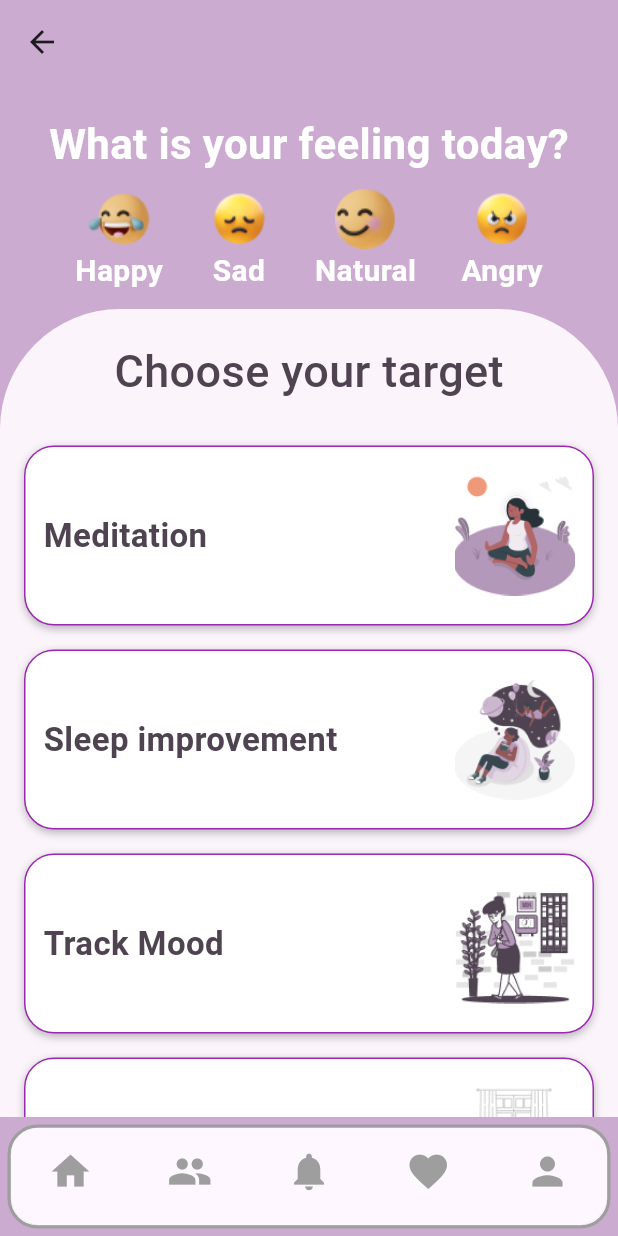
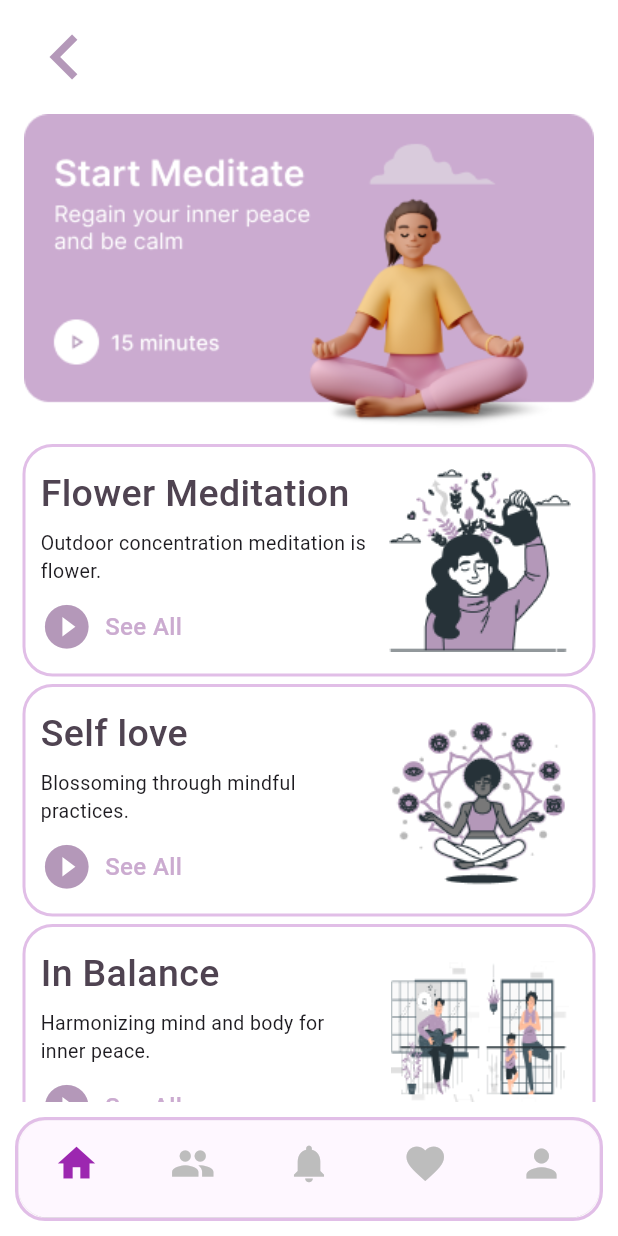
Before and after one commit to spidertunez/ZenRoots-App-, a Flutter app: the home screen opened by its route, after a tap on "Meditation", on a phone screen of 412 x 824 dp. Run offline on Flutter 3.47's test engine with Material 3 defaults, Android fonts, the phone set to English and light mode, and no system bars.

Commit message:
created a new page meditation page , a custom bottom bar class for all th screens and some pages

```diff
--- /dev/null
+++ b/lib/CustomBottomNavigationBar.dart
@@ -0,0 +1,60 @@
+import 'package:flutter/material.dart';
+
+class CustomBottomNavigationBar extends StatelessWidget {
+  final int currentIndex;
+  final ValueChanged<int> onTap;
+
+  CustomBottomNavigationBar({required this.currentIndex, required this.onTap});
+
+  @override
+  Widget build(BuildContext context) {
+    return Container(
+      margin: EdgeInsets.all(10),
+      decoration: BoxDecoration(
+        color: Color(0xfffbf5fb),
+        borderRadius: BorderRadius.all(Radius.circular(20)),
+        border: Border.all(
+          color: Colors.purple.shade100,
+          width: 2.2,
+        ),
+      ),
+      child: ClipRRect(
+        borderRadius: BorderRadius.all(Radius.circular(20)),
+        child: BottomNavigationBar(
+          items: [
+            BottomNavigationBarItem(
+              icon: Icon(Icons.home, size: 30, color: currentIndex == 0 ? Colors.purple : Colors.grey[400]),
+              label: '',
+            ),
+            BottomNavigationBarItem(
+              icon: Icon(Icons.group, size: 30, color: currentIndex == 1 ? Colors.purple : Colors.grey[400]),
+              label: '',
+            ),
+            BottomNavigationBarItem(
+              icon: Icon(Icons.notifications, size: 30, color: currentIndex == 2 ? Colors.purple : Colors.grey[400]),
+              label: '',
+            ),
+            BottomNavigationBarItem(
+              icon: Icon(Icons.favorite, size: 30, color: currentIndex == 3 ? Colors.purple : Colors.grey[400]),
+              label: '',
+            ),
+            BottomNavigationBarItem(
+              icon: Icon(Icons.person, size: 30, color: currentIndex == 4 ? Colors.purple : Colors.grey[400]),
+              label: '',
+            ),
+          ],
+          currentIndex: currentIndex,
+          onTap: (index) {
+
+            onTap(index);
+          },
+          type: BottomNavigationBarType.fixed,
+          selectedItemColor: Colors.purple,
+          unselectedItemColor: Colors.grey,
+          showSelectedLabels: false,
+          showUnselectedLabels: false,
+        ),
+      ),
+    );
+  }
+}
--- /dev/null
+++ b/lib/favorites.dart
@@ -0,0 +1,13 @@
+import 'package:flutter/material.dart';
+
+class favourites extends StatelessWidget {
+  const favourites({super.key});
+  static const String route = '/favourites';
+
+  @override
+  Widget build(BuildContext context) {
+    return Scaffold(
+      backgroundColor: Colors.cyan,
+    );
+  }
+}
--- /dev/null
+++ b/lib/flower.dart
@@ -0,0 +1,11 @@
+import 'package:flutter/material.dart';
+
+class flower extends StatelessWidget {
+  const flower({super.key});
+  static const String route = '/flower';
+
+  @override
+  Widget build(BuildContext context) {
+    return Scaffold();
+  }
+}
--- /dev/null
+++ b/lib/group.dart
@@ -0,0 +1,11 @@
+import 'package:flutter/material.dart';
+
+class group extends StatelessWidget {
+  const group({super.key});
+  static const String route = '/group';
+
+  @override
+  Widget build(BuildContext context) {
+    return const Placeholder();
+  }
+}
--- a/lib/home.dart
+++ b/lib/home.dart
@@ -1,8 +1,20 @@
 import 'package:flutter/material.dart';
+import 'meditation.dart';
+import 'sleep.dart';
+import 'track.dart';
+import 'reduce.dart';
+import 'CustomBottomNavigationBar.dart';
 
-class home extends StatelessWidget {
+class home extends StatefulWidget {
   const home({super.key});
   static const String route = '/home';
+
+  @override
+  _HomeState createState() => _HomeState();
+}
+
+class _HomeState extends State<home> {
+  int _currentIndex = 0;
 
   @override
   Widget build(BuildContext context) {
@@ -147,71 +159,29 @@ class home extends StatelessWidget {
           ),
         ],
       ),
-      bottomNavigationBar: Container(
-        margin: EdgeInsets.all(5),
-        decoration: BoxDecoration(
-          color: Color(0xfffbf5fb),
-          borderRadius: BorderRadius.all(Radius.circular(20)),
-          border: Border.all(
-            color: Colors.grey,
-            width: 2.2,
-          ),
-        ),
-        child: ClipRRect(
-          borderRadius: BorderRadius.all(Radius.circular(20)),
-          child: BottomNavigationBar(
-            items: [
-              BottomNavigationBarItem(
-                icon: Icon(Icons.home, size: 30, color: Colors.grey),
-                label: '',
-              ),
-              BottomNavigationBarItem(
-                icon: Icon(Icons.group, size: 30, color: Colors.grey),
-                label: '',
-              ),
-              BottomNavigationBarItem(
-                icon: Icon(Icons.notifications, size: 30, color: Colors.grey),
-                label: '',
-              ),
-              BottomNavigationBarItem(
-                icon: Icon(Icons.favorite, size: 30, color: Colors.grey),
-                label: '',
-              ),
-              BottomNavigationBarItem(
-                icon: Icon(Icons.person, size: 30, color: Colors.grey),
-                label: '',
-              ),
-            ],
-            currentIndex: 0,
-            onTap: (index) {
-
-              print('Selected index: $index');
-            },
-            type: BottomNavigationBarType.fixed,
-            selectedItemColor: Colors.purple,
-            unselectedItemColor: Colors.grey,
-            showSelectedLabels: false,
-            showUnselectedLabels: false,
-          ),
-        ),
+      bottomNavigationBar: CustomBottomNavigationBar(
+        currentIndex: _currentIndex,
+        onTap: (index) {
+          setState(() {
+            _currentIndex = index;
+          });
+        },
       ),
     );
   }
 
   List<Widget> _buildGestureDetectors() {
-
     final items = [
-      {'text': 'Meditation', 'image': 'assets/images/amico 3.png'},
-      {'text': 'Sleep improvement', 'image': 'assets/images/amico 2.png'},
-      {'text': 'Track Mood', 'image': 'assets/images/bro.png'},
-      {'text': 'Reduce stress', 'image': 'assets/images/bro 2.png'},
+      {'text': 'Meditation', 'image': 'assets/images/amico 3.png', 'route': meditation.route},
+      {'text': 'Sleep improvement', 'image': 'assets/images/amico 2.png', 'route': sleep.route},
+      {'text': 'Track Mood', 'image': 'assets/images/bro.png', 'route': track.route},
+      {'text': 'Reduce stress', 'image': 'assets/images/bro 2.png', 'route': reduce.route},
     ];
 
     return items.map((item) {
       return GestureDetector(
         onTap: () {
-
-          print('${item['text']} tapped');
+          Navigator.pushNamed(context, item['route']!);
         },
         child: Container(
           margin: EdgeInsets.symmetric(vertical: 8, horizontal: 16),
@@ -244,8 +214,8 @@ class home extends StatelessWidget {
               SizedBox(width: 16),
               Image.asset(
                 item['image']!,
-                width: 80,
-                height: 80,
+                width: 90,
+                height: 90,
                 fit: BoxFit.cover,
               ),
             ],
--- a/lib/main.dart
+++ b/lib/main.dart
@@ -1,9 +1,20 @@
 import 'package:flutter/material.dart';
+import 'package:untitled20/favorites.dart';
+import 'package:untitled20/flower.dart';
+import 'package:untitled20/group.dart';
 import 'package:untitled20/home.dart';
+import 'package:untitled20/meditation.dart';
+import 'package:untitled20/profile.dart';
+import 'package:untitled20/reduce.dart';
+import 'package:untitled20/sleep.dart';
 import 'splash.dart';
 import '_b1.dart';
 import '_b2.dart';
 import '_b3.dart';
+import 'track.dart';
+
+import 'notifications.dart';
+import 'self.dart';
 void main() {
   runApp(MyApp());
 }
@@ -19,7 +30,20 @@ class MyApp extends StatelessWidget {
         Onboard2.route: (context) => const Onboard2(),
         onboard3.route: (context) => const onboard3(),
         home.route:(context) => const home(),
+        sleep.route:(context)=> const sleep(),
+        meditation.route:(context)=> const meditation(),
+        track.route:(context)=> const track(),
+        reduce.route:(context)=> const reduce(),
+        flower.route:(context)=> const flower(),
+        self.route:(context)=> const self(),
+        group.route:(context)=> const group(),
+        favourites.route:(context)=> const favourites(),
+        notifications.route:(context)=> const notifications(),
+        profile.route:(context)=> const profile(),
+
       },
     );
+
   }
+
 }
--- /dev/null
+++ b/lib/meditation.dart
@@ -0,0 +1,280 @@
+import 'package:flutter/material.dart';
+import 'custom_page_route.dart';
+import 'home.dart';
+import 'CustomBottomNavigationBar.dart';
+
+class meditation extends StatefulWidget {
+  const meditation({super.key});
+  static const String route = '/meditation';
+
+  @override
+  _MeditationState createState() => _MeditationState();
+}
+
+class _MeditationState extends State<meditation> {
+  int _currentIndex = 0;
+
+  @override
+  Widget build(BuildContext context) {
+    return Scaffold(
+      backgroundColor: Colors.white,
+      body: SafeArea(
+        child: SingleChildScrollView(
+          child: Column(
+            children: [
+              Row(
+                children: [
+                  SizedBox(width: 5,),
+                  IconButton(
+                    onPressed: () {
+                      Navigator.pushReplacement(
+                        context,
+                        SlidePageRoute(page: home()),
+                      );
+                    },
+                    icon: Icon(
+                      Icons.keyboard_arrow_left,
+                      color: Color(0xffB498B9),
+                      size: 60,
+                    ),
+                  ),
+                ],
+              ),
+              Column(
+                children: [
+                  Image.asset('assets/images/Frame 33869.png'),
+                  Container(
+                    padding: EdgeInsets.all(10),
+                    margin: EdgeInsets.symmetric(horizontal: 15),
+                    width: double.infinity,
+                    height: 155,
+                    decoration: BoxDecoration(
+                      border: Border.all(
+                        width: 2,
+                        color: Colors.purple.shade100,
+                      ),
+                      borderRadius: BorderRadius.circular(20),
+                    ),
+                    child: Row(
+                      children: [
+                        Expanded(
+                          child: Column(
+                            crossAxisAlignment: CrossAxisAlignment.start,
+                            mainAxisAlignment: MainAxisAlignment.center,
+                            children: [
+                              Text(
+                                'Flower Meditation',
+                                style: TextStyle(
+                                  fontSize: 25,
+                                  fontWeight: FontWeight.w500,
+                                  color: Color(0xff4F4351),
+                                ),
+                              ),
+                              SizedBox(height: 5),
+                              Text(
+                                'Outdoor concentration meditation is flower.',
+                                style: TextStyle(
+                                  fontWeight: FontWeight.w400,
+                                  fontSize: 13,
+                                ),
+                              ),
+                              SizedBox(height: 10),
+                              GestureDetector(
+                                onTap: () {
+                                  Navigator.pushNamed(context, '/flower');
+                                },
+                                child: Row(
+                                  mainAxisSize: MainAxisSize.min,
+                                  children: [
+                                    Icon(
+                                      Icons.play_circle_fill,
+                                      color: Color(0xffB498B9),
+                                      size: 35,
+                                    ),
+                                    SizedBox(width: 8),
+                                    Text(
+                                      'See All',
+                                      style: TextStyle(
+                                          fontSize: 16,
+                                          color: Color(0xffCBABD0),
+                                          fontWeight: FontWeight.w500
+                                      ),
+                                    ),
+                                  ],
+                                ),
+                              ),
+                            ],
+                          ),
+                        ),
+                        SizedBox(width: 10),
+                        Container(
+                          width: 130,
+                          height: 130,
+                          child: Image.asset('assets/images/Frame 33878.png'),
+                        ),
+                      ],
+                    ),
+                  ),
+                  SizedBox(height: 5),
+                  Container(
+                    padding: EdgeInsets.all(10),
+                    margin: EdgeInsets.symmetric(horizontal: 15),
+                    width: double.infinity,
+                    height: 155,
+                    decoration: BoxDecoration(
+                      border: Border.all(
+                        width: 2,
+                        color: Colors.purple.shade100,
+                      ),
+                      borderRadius: BorderRadius.circular(20),
+                    ),
+                    child: Row(
+                      children: [
+                        Expanded(
+                          child: Column(
+                            crossAxisAlignment: CrossAxisAlignment.start,
+                            mainAxisAlignment: MainAxisAlignment.center,
+                            children: [
+                              Text(
+                                'Self love',
+                                style: TextStyle(
+                                  fontSize: 25,
+                                  fontWeight: FontWeight.w500,
+                                  color: Color(0xff4F4351),
+                                ),
+                              ),
+                              SizedBox(height: 5),
+                              Text(
+                                'Blossoming through mindful practices.',
+                                style: TextStyle(
+                                  fontWeight: FontWeight.w400,
+                                  fontSize: 13,
+                                ),
+                              ),
+                              SizedBox(height: 10),
+                              GestureDetector(
+                                onTap: () {
+                                  Navigator.pushNamed(context, '/self');
+                                },
+                                child: Row(
+                                  mainAxisSize: MainAxisSize.min,
+                                  children: [
+                                    Icon(
+                                      Icons.play_circle_fill,
+                                      color: Color(0xffB498B9),
+                                      size: 35,
+                                    ),
+                                    SizedBox(width: 8),
+                                    Text(
+                                      'See All',
+                                      style: TextStyle(
+                                          fontSize: 16,
+                                          color: Color(0xffCBABD0),
+                                          fontWeight: FontWeight.w500
+                                      ),
+                                    ),
+                                  ],
+                                ),
+                              ),
+                            ],
+                          ),
+                        ),
+                        SizedBox(width: 10),
+                        Container(
+                          width: 130,
+                          height: 130,
+                          child: Image.asset('assets/images/Frame 33880.png'),
+                        ),
+                      ],
+                    ),
+                  ),
+                  SizedBox(height: 5),
+                  Container(
+                    padding: EdgeInsets.all(10),
+                    margin: EdgeInsets.symmetric(horizontal: 15),
+                    width: double.infinity,
+                    height: 155,
+                    decoration: BoxDecoration(
+                      border: Border.all(
+                        width: 2,
+                        color: Colors.purple.shade100,
+                      ),
+                      borderRadius: BorderRadius.circular(20),
+                    ),
+                    child: Row(
+                      children: [
+                        Expanded(
+                          child: Column(
+                            crossAxisAlignment: CrossAxisAlignment.start,
+                            mainAxisAlignment: MainAxisAlignment.center,
+                            children: [
+                              Text(
+                                'In Balance',
+                                style: TextStyle(
+                                  fontSize: 25,
+                                  fontWeight: FontWeight.w500,
+                                  color: Color(0xff4F4351),
+                                ),
+                              ),
+                              SizedBox(height: 5),
+                              Text(
+                                'Harmonizing mind and body for inner peace.',
+                                style: TextStyle(
+                                  fontWeight: FontWeight.w400,
+                                  fontSize: 13,
+                                ),
+                              ),
+                              SizedBox(height: 10),
+                              GestureDetector(
+                                onTap: () {
+                                  Navigator.pushNamed(context, '/balance');
+                                },
+                                child: Row(
+                                  mainAxisSize: MainAxisSize.min,
+                                  children: [
+                                    Icon(
+                                      Icons.play_circle_fill,
+                                      color: Color(0xffB498B9),
+                                      size: 35,
+                                    ),
+                                    SizedBox(width: 8),
+                                    Text(
+                                      'See All',
+                                      style: TextStyle(
+                                          fontSize: 16,
+                                          color: Color(0xffCBABD0),
+                                          fontWeight: FontWeight.w500
+                                      ),
+                                    ),
+                                  ],
+                                ),
+                              ),
+                            ],
+                          ),
+                        ),
+                        SizedBox(width: 10),
+                        Container(
+                          width: 130,
+                          height: 130,
+                          child: Image.asset('assets/images/pana 2.png'),
+                        ),
+                      ],
+                    ),
+                  ),
+                ],
+              ),
+            ],
+          ),
+        ),
+      ),
+      bottomNavigationBar: CustomBottomNavigationBar(
+        currentIndex: _currentIndex,
+        onTap: (index) {
+          setState(() {
+            _currentIndex = index;
+          });
+        },
+      ),
+    );
+  }
+}
--- /dev/null
+++ b/lib/notifications.dart
@@ -0,0 +1,11 @@
+import 'package:flutter/material.dart';
+
+class notifications extends StatelessWidget {
+  const notifications({super.key});
+  static const String route = '/notifications';
+
+  @override
+  Widget build(BuildContext context) {
+    return const Placeholder();
+  }
+}
--- /dev/null
+++ b/lib/profile.dart
@@ -0,0 +1,11 @@
+import 'package:flutter/material.dart';
+
+class profile extends StatelessWidget {
+  const profile({super.key});
+  static const String route = '/profile';
+
+  @override
+  Widget build(BuildContext context) {
+    return const Placeholder();
+  }
+}
--- /dev/null
+++ b/lib/reduce.dart
@@ -0,0 +1,12 @@
+import 'package:flutter/material.dart';
+
+class reduce extends StatelessWidget {
+  const reduce({super.key});
+  static const String route = '/reduce';
+
+
+  @override
+  Widget build(BuildContext context) {
+    return const Placeholder();
+  }
+}
--- /dev/null
+++ b/lib/self.dart
@@ -0,0 +1,11 @@
+import 'package:flutter/material.dart';
+
+class self extends StatelessWidget {
+  const self({super.key});
+  static const String route = '/self';
+
+  @override
+  Widget build(BuildContext context) {
+    return const Placeholder();
+  }
+}
--- /dev/null
+++ b/lib/sleep.dart
@@ -0,0 +1,12 @@
+import 'package:flutter/material.dart';
+
+class sleep extends StatelessWidget {
+  const sleep({super.key});
+  static const String route = '/sleep';
+
+
+  @override
+  Widget build(BuildContext context) {
+    return const Placeholder();
+  }
+}
--- /dev/null
+++ b/lib/track.dart
@@ -0,0 +1,12 @@
+import 'package:flutter/material.dart';
+
+class track extends StatelessWidget {
+  const track({super.key});
+  static const String route = '/track';
+
+
+  @override
+  Widget build(BuildContext context) {
+    return const Placeholder();
+  }
+}
--- a/pubspec.yaml
+++ b/pubspec.yaml
@@ -76,6 +76,10 @@ flutter:
     - assets/images/Frame 33862.png
     - assets/images/Frame 33861.png
     - assets/images/Frame 33860.png
+    - assets/images/Frame 33869.png
+    - assets/images/Frame 33878.png
+    - assets/images/Frame 33880.png
+    - assets/images/pana 2.png
   #   - images/a_dot_ham.jpeg
 
   # An image asset can refer to one or more resolution-specific "variants", see
```
Also changed, not shown: assets/images/Frame 33869.png (added), assets/images/Frame 33878.png (added), assets/images/Frame 33880.png (added), assets/images/pana 2.png (added).
